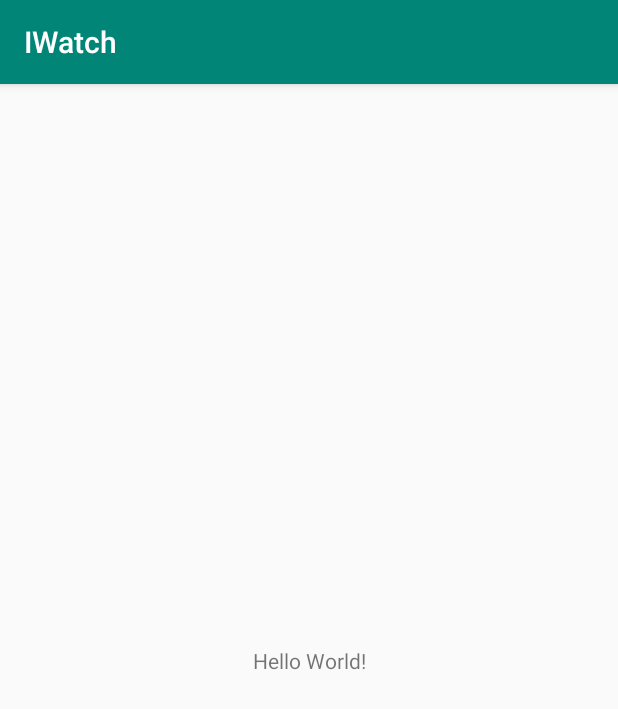
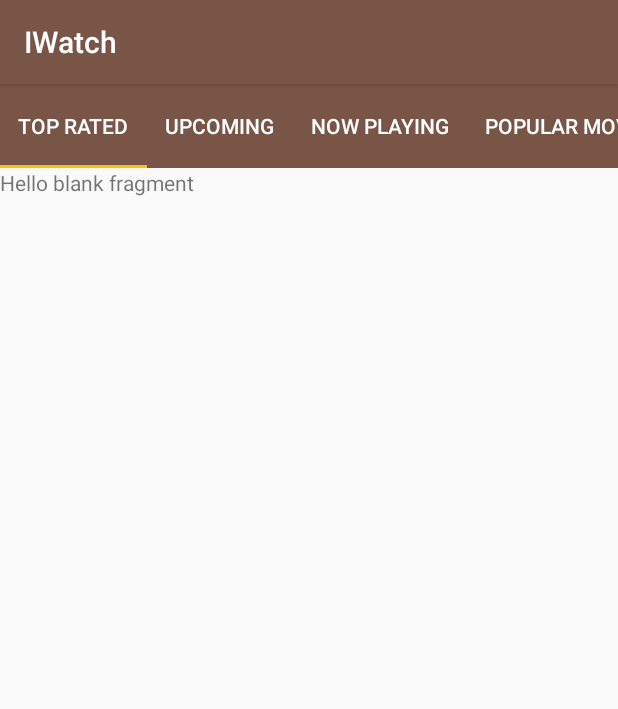
Before and after one commit to Aslmmon/Iwatch, an Android app: the screen it shows after launch (MainActivity), on a phone screen of 412 x 824 dp. Shown: the top 709 px of the screen. Run offline under Robolectric (Android 15) with nearby library versions, the light colour scheme and no system bars.

Commit message:
featue/viewPager_with_tabs * added MoviesFragments

```diff
--- a/app/src/main/java/com/example/iwatch/MainActivity.kt
+++ b/app/src/main/java/com/example/iwatch/MainActivity.kt
@@ -1,12 +1,35 @@
 package com.example.iwatch
 
-import android.support.v7.app.AppCompatActivity
+import androidx.appcompat.app.AppCompatActivity
 import android.os.Bundle
+import android.widget.Toast
+import androidx.viewpager.widget.ViewPager
+import com.example.iwatch.common.adapter.ViewPagerAdapter
+import com.google.android.material.tabs.TabLayout
+import kotlinx.android.synthetic.main.activity_main.*
 
 class MainActivity : AppCompatActivity() {
+
+
 
     override fun onCreate(savedInstanceState: Bundle?) {
         super.onCreate(savedInstanceState)
         setContentView(R.layout.activity_main)
+        setupViewPager()
+
+    }
+
+    private fun setupViewPager() {
+        tabs.addTab(tabs.newTab().setText(getString(R.string.top_rated)))
+        tabs.addTab(tabs.newTab().setText(getString(R.string.upcoming)))
+        tabs.addTab(tabs.newTab().setText(getString(R.string.now_playing)))
+        tabs.addTab(tabs.newTab().setText(getString(R.string.popular_movies)))
+        val myAdapter = ViewPagerAdapter(supportFragmentManager, tabs.tabCount)
+        viewPager.adapter = myAdapter
+        viewPager.addOnPageChangeListener(
+            TabLayout.TabLayoutOnPageChangeListener(tabs)
+        )
+
+
     }
 }
--- /dev/null
+++ b/app/src/main/java/com/example/iwatch/common/adapter/ViewPagerAdapter.kt
@@ -0,0 +1,25 @@
+package com.example.iwatch.common.adapter
+
+import androidx.fragment.app.Fragment
+import androidx.fragment.app.FragmentManager
+import androidx.fragment.app.FragmentPagerAdapter
+import com.example.iwatch.features.now_playing_fragment.NowPlayingMoviesFragment
+import com.example.iwatch.features.popular_movies_fragment.PopularMoviesFragment
+import com.example.iwatch.features.top_rated_fragment.TopRatedMoviesFragment
+import com.example.iwatch.features.upcoming_fragment.UpcomingMoviesFragment
+
+class ViewPagerAdapter(fm: FragmentManager,private var tabCount: Int) : FragmentPagerAdapter(fm) {
+    override fun getItem(position: Int): Fragment {
+        when (position) {
+            0 -> return TopRatedMoviesFragment()
+            1 -> return UpcomingMoviesFragment()
+            2 -> return NowPlayingMoviesFragment()
+            3 -> return PopularMoviesFragment()
+            else -> return TopRatedMoviesFragment()
+        }
+    }
+
+    override fun getCount(): Int {
+        return tabCount
+    }
+}
--- /dev/null
+++ b/app/src/main/java/com/example/iwatch/features/top_rated_fragment/TopRatedMoviesFragment.kt
@@ -0,0 +1,24 @@
+package com.example.iwatch.features.top_rated_fragment
+
+
+import android.os.Bundle
+import androidx.fragment.app.Fragment
+import android.view.LayoutInflater
+import android.view.View
+import android.view.ViewGroup
+
+import com.example.iwatch.R
+
+
+class TopRatedMoviesFragment : Fragment() {
+
+    override fun onCreateView(
+        inflater: LayoutInflater, container: ViewGroup?,
+        savedInstanceState: Bundle?
+    ): View? {
+        // Inflate the layout for this fragment
+        return inflater.inflate(R.layout.fragment_top_rated, container, false)
+    }
+
+
+}
--- /dev/null
+++ b/app/src/main/java/com/example/iwatch/features/upcoming_fragment/UpcomingMoviesFragment.kt
@@ -0,0 +1,24 @@
+package com.example.iwatch.features.upcoming_fragment
+
+
+import android.os.Bundle
+import androidx.fragment.app.Fragment
+import android.view.LayoutInflater
+import android.view.View
+import android.view.ViewGroup
+
+import com.example.iwatch.R
+
+
+class UpcomingMoviesFragment : Fragment() {
+
+    override fun onCreateView(
+        inflater: LayoutInflater, container: ViewGroup?,
+        savedInstanceState: Bundle?
+    ): View? {
+        // Inflate the layout for this fragment
+        return inflater.inflate(R.layout.fragment_upcoming_movies, container, false)
+    }
+
+
+}
--- a/app/src/main/res/layout/activity_main.xml
+++ b/app/src/main/res/layout/activity_main.xml
@@ -1,5 +1,5 @@
 <?xml version="1.0" encoding="utf-8"?>
-<android.support.constraint.ConstraintLayout
+<androidx.constraintlayout.widget.ConstraintLayout
         xmlns:android="http://schemas.android.com/apk/res/android"
         xmlns:tools="http://schemas.android.com/tools"
         xmlns:app="http://schemas.android.com/apk/res-auto"
@@ -7,13 +7,26 @@
         android:layout_height="match_parent"
         tools:context=".MainActivity">
 
-    <TextView
-            android:layout_width="wrap_content"
-            android:layout_height="wrap_content"
-            android:text="Hello World!"
-            app:layout_constraintBottom_toBottomOf="parent"
-            app:layout_constraintLeft_toLeftOf="parent"
-            app:layout_constraintRight_toRightOf="parent"
-            app:layout_constraintTop_toTopOf="parent"/>
+    <com.google.android.material.tabs.TabLayout android:layout_width="match_parent"
+                                                android:layout_height="?attr/actionBarSize"
+                                                app:tabMode="scrollable"
+                                                app:tabGravity="center"
+                                                android:id="@+id/tabs"
+                                                android:background="@color/colorPrimary"
+                                                app:tabTextColor="@color/white"
+                                                app:layout_constraintStart_toStartOf="parent"
+                                                app:layout_constraintEnd_toEndOf="parent"
+                                                app:layout_constraintTop_toTopOf="parent"/>
 
-</android.support.constraint.ConstraintLayout>
+    <androidx.viewpager.widget.ViewPager android:layout_width="match_parent"
+                                         android:layout_height="0dp"
+                                         app:layout_constrainedHeight="true"
+                                         android:id="@+id/viewPager"
+                                         android:scrollIndicators="start"
+                                         app:layout_constraintTop_toBottomOf="@+id/tabs"
+                                         app:layout_constraintStart_toStartOf="parent"
+                                         app:layout_constraintEnd_toEndOf="parent"
+                                       >
+
+    </androidx.viewpager.widget.ViewPager>
+</androidx.constraintlayout.widget.ConstraintLayout>
--- /dev/null
+++ b/app/src/main/res/layout/fragment_top_rated.xml
@@ -0,0 +1,14 @@
+<?xml version="1.0" encoding="utf-8"?>
+<FrameLayout xmlns:android="http://schemas.android.com/apk/res/android"
+             xmlns:tools="http://schemas.android.com/tools"
+             android:layout_width="match_parent"
+             android:layout_height="match_parent"
+             tools:context=".features.top_rated_fragment.TopRatedMoviesFragment">
+
+    <!-- TODO: Update blank fragment layout -->
+    <TextView
+            android:layout_width="match_parent"
+            android:layout_height="match_parent"
+            android:text="@string/hello_blank_fragment"/>
+
+</FrameLayout>
--- a/app/src/main/res/values/colors.xml
+++ b/app/src/main/res/values/colors.xml
@@ -1,6 +1,12 @@
 <?xml version="1.0" encoding="utf-8"?>
 <resources>
-    <color name="colorPrimary">#008577</color>
-    <color name="colorPrimaryDark">#00574B</color>
-    <color name="colorAccent">#D81B60</color>
+    <color name="colorPrimary">#795548</color>
+    <color name="colorPrimaryDark">#5D4037</color>
+    <color name="colorAccent">#FFC107</color>
+    <color name="primary_light">#D7CCC8</color>
+    <color name="primary_text">#212121</color>
+    <color name="secondary_text">#757575</color>
+    <color name="icons">#FFFFFF</color>
+    <color name="divider">#BDBDBD</color>
+    <color name="white">#fff</color>
 </resources>
--- a/app/src/main/res/values/strings.xml
+++ b/app/src/main/res/values/strings.xml
@@ -1,3 +1,10 @@
 <resources>
     <string name="app_name">IWatch</string>
+
+    <!-- TODO: Remove or change this placeholder text -->
+    <string name="hello_blank_fragment">Hello blank fragment</string>
+    <string name="top_rated">Top Rated</string>
+    <string name="upcoming">Upcoming</string>
+    <string name="now_playing">Now Playing</string>
+    <string name="popular_movies">Popular Movies</string>
 </resources>
--- a/gradle.properties
+++ b/gradle.properties
@@ -13,3 +13,5 @@ org.gradle.jvmargs=-Xmx1536m
 # org.gradle.parallel=true
 # Kotlin code style for this project: "official" or "obsolete":
 kotlin.code.style=official
+android.useAndroidX=true
+android.enableJetifier=true
```
Also changed, not shown: app/build.gradle (+80 -9 lines), app/src/main/java/com/example/iwatch/features/now_playing_fragment/NowPlayingMoviesFragment.kt (added, +24 -0 lines), app/src/main/java/com/example/iwatch/features/popular_movies_fragment/PopularMoviesFragment.kt (added, +24 -0 lines), app/src/main/res/layout/fragment_now_playing_movies.xml (added, +14 -0 lines), app/src/main/res/layout/fragment_popular_movies.xml (added, +14 -0 lines), app/src/main/res/layout/fragment_upcoming_movies.xml (added, +14 -0 lines), build.gradle (+17 -1 lines), 1 other file.
